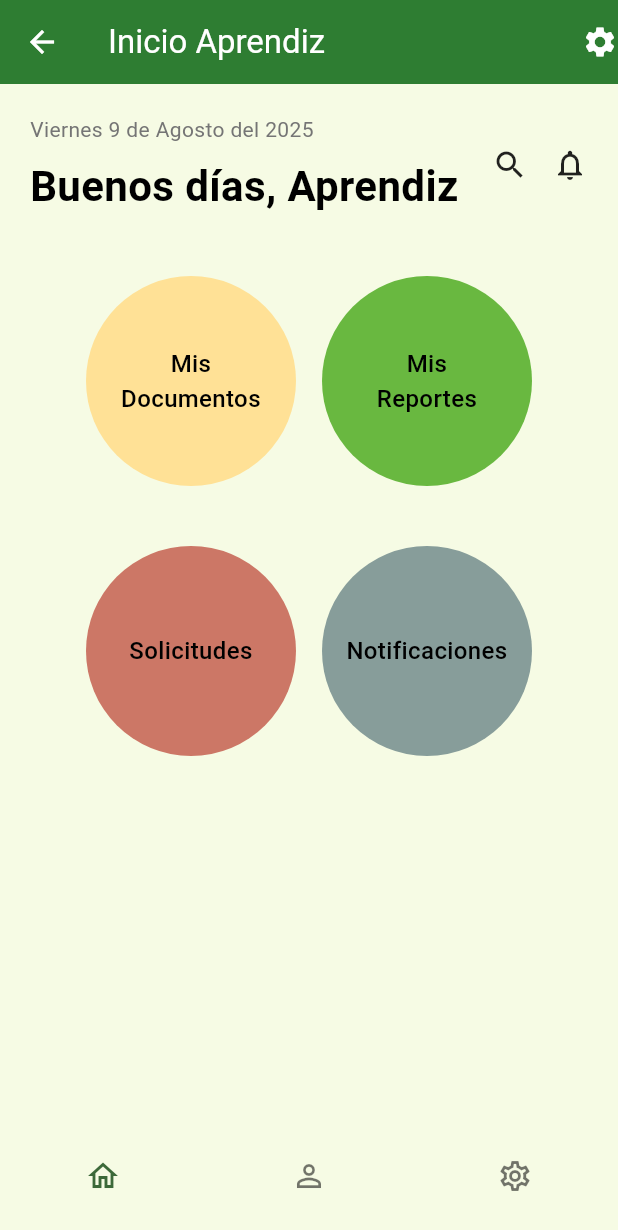
After one commit to Oscarddiazz/internadoCBC, a Flutter app: the InicioAprendiz screen opened directly, on a phone screen of 412 x 824 dp. The commit adds this screen. Shown: the top 1230 px of the screen. Run offline on Flutter 3.47's test engine with Material 3 defaults, Android fonts, the phone set to English and light mode, and no system bars; our stand-ins replace file_picker, image_picker, open_file, shared_preferences; accounts and stored records are empty.

Commit message:
inicio aprendiz

```diff
--- /dev/null
+++ b/FRONTEND/internado/lib/screens/aprendiz/inicio_aprendiz.dart
@@ -0,0 +1,171 @@
+import 'package:flutter/material.dart';
+
+class InicioAprendiz extends StatelessWidget {
+  const InicioAprendiz({super.key});
+
+  @override
+  Widget build(BuildContext context) {
+    return Scaffold(
+      appBar: AppBar(
+        title: const Text('Inicio Aprendiz'),
+        backgroundColor: const Color(0xFF2E7D32),
+        foregroundColor: Colors.white,
+        actions: const [Icon(Icons.settings)],
+      ),
+      backgroundColor: const Color(0xFFF6FBE4),
+      body: SafeArea(
+        child: Padding(
+          padding: const EdgeInsets.all(20.0),
+          child: Column(
+            crossAxisAlignment: CrossAxisAlignment.start,
+            children: [
+              // Header
+              Row(
+                mainAxisAlignment: MainAxisAlignment.spaceBetween,
+                children: [
+                  Column(
+                    crossAxisAlignment: CrossAxisAlignment.start,
+                    children: [
+                      Text(
+                        'Viernes 9 de Agosto del 2025',
+                        style: TextStyle(color: Colors.grey[600], fontSize: 14),
+                      ),
+                      const SizedBox(height: 8),
+                      const Text(
+                        'Buenos días, Aprendiz',
+                        style: TextStyle(
+                          color: Colors.black,
+                          fontSize: 28,
+                          fontWeight: FontWeight.bold,
+                        ),
+                      ),
+                    ],
+                  ),
+                  Row(
+                    children: const [
+                      Icon(Icons.search, size: 24),
+                      SizedBox(width: 16),
+                      Icon(Icons.notifications_outlined, size: 24),
+                    ],
+                  ),
+                ],
+              ),
+
+              // Botones circulares
+              Expanded(
+                child: Padding(
+                  padding: const EdgeInsets.symmetric(horizontal: 20),
+                  child: Column(
+                    children: [
+                      const SizedBox(height: 40),
+                      Row(
+                        mainAxisAlignment: MainAxisAlignment.spaceEvenly,
+                        children: [
+                          CircularButton(
+                            color: const Color(0xFFFFE196),
+                            text: 'Mis\nDocumentos',
+                            size: 140,
+                            onTap: () {
+                              // Acción futura
+                            },
+                          ),
+                          CircularButton(
+                            color: const Color(0xFF69B840),
+                            text: 'Mis\nReportes',
+                            size: 140,
+                            onTap: () {
+                              // Acción futura
+                            },
+                          ),
+                        ],
+                      ),
+                      const SizedBox(height: 40),
+                      Row(
+                        mainAxisAlignment: MainAxisAlignment.spaceEvenly,
+                        children: [
+                          CircularButton(
+                            color: const Color(0xFFCC7766),
+                            text: 'Solicitudes',
+                            size: 140,
+                            onTap: () {
+                              // Acción futura
+                            },
+                          ),
+                          CircularButton(
+                            color: const Color(0xFF879D9A),
+                            text: 'Notificaciones',
+                            size: 140,
+                            onTap: () {
+                              // Acción futura
+                            },
+                          ),
+                        ],
+                      ),
+                    ],
+                  ),
+                ),
+              ),
+            ],
+          ),
+        ),
+      ),
+      bottomNavigationBar: BottomNavigationBar(
+        backgroundColor: const Color(0xFFF6FBE4),
+        elevation: 0,
+        currentIndex: _selectedIndex,
+        onTap: (index) {
+          // Navegación futura
+        },
+        items: const [
+          BottomNavigationBarItem(icon: Icon(Icons.home_outlined), label: ''),
+          BottomNavigationBarItem(icon: Icon(Icons.person_outline), label: ''),
+          BottomNavigationBarItem(
+            icon: Icon(Icons.settings_outlined),
+            label: '',
+          ),
+        ],
+      ),
+    );
+  }
+}
+
+// Variables para el BottomNavigationBar
+int _selectedIndex = 0;
+
+class CircularButton extends StatelessWidget {
+  final Color color;
+  final String text;
+  final double size;
+  final VoidCallback? onTap;
+
+  const CircularButton({
+    super.key,
+    required this.color,
+    required this.text,
+    required this.size,
+    this.onTap,
+  });
+
+  @override
+  Widget build(BuildContext context) {
+    return GestureDetector(
+      onTap: onTap,
+      child: Container(
+        width: size,
+        height: size,
+        decoration: BoxDecoration(color: color, shape: BoxShape.circle),
+        child: Center(
+          child: Text(
+            text,
+            textAlign: TextAlign.center,
+            style: const TextStyle(
+              color: Colors.black,
+              fontSize: 16,
+              fontWeight: FontWeight.w500,
+            ),
+          ),
+        ),
+      ),
+    );
+  }
+}
```
Also changed, not shown: FRONTEND/internado/lib/screens/auth/login_screen.dart (+10 -4 lines), 1 other file.
